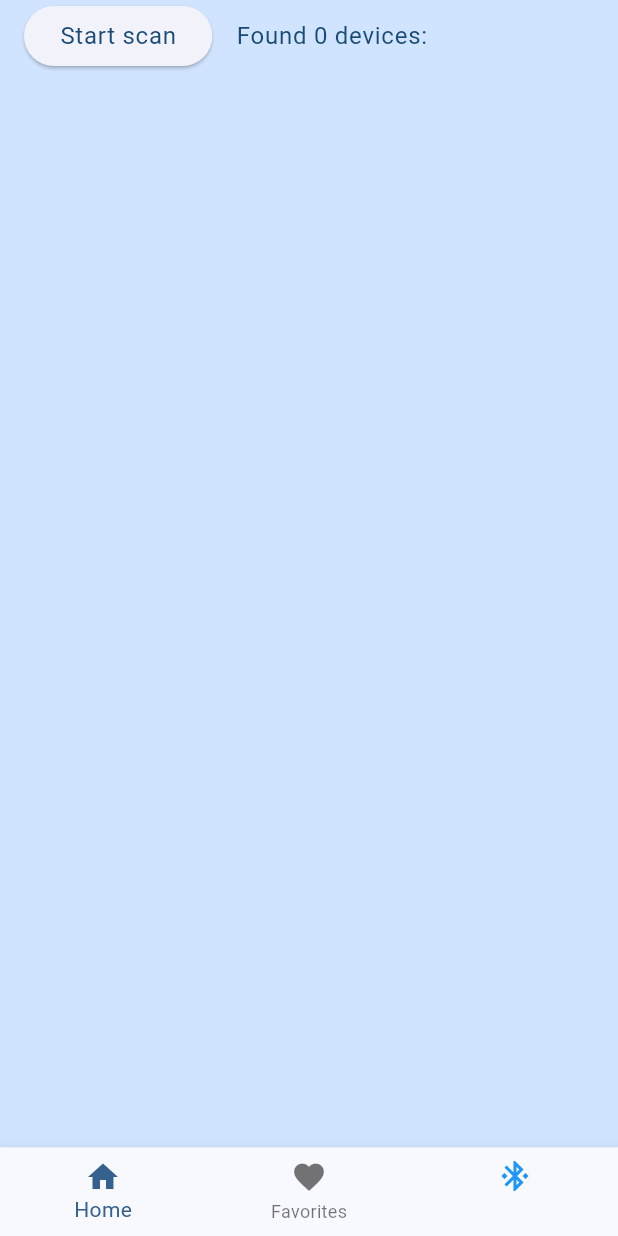
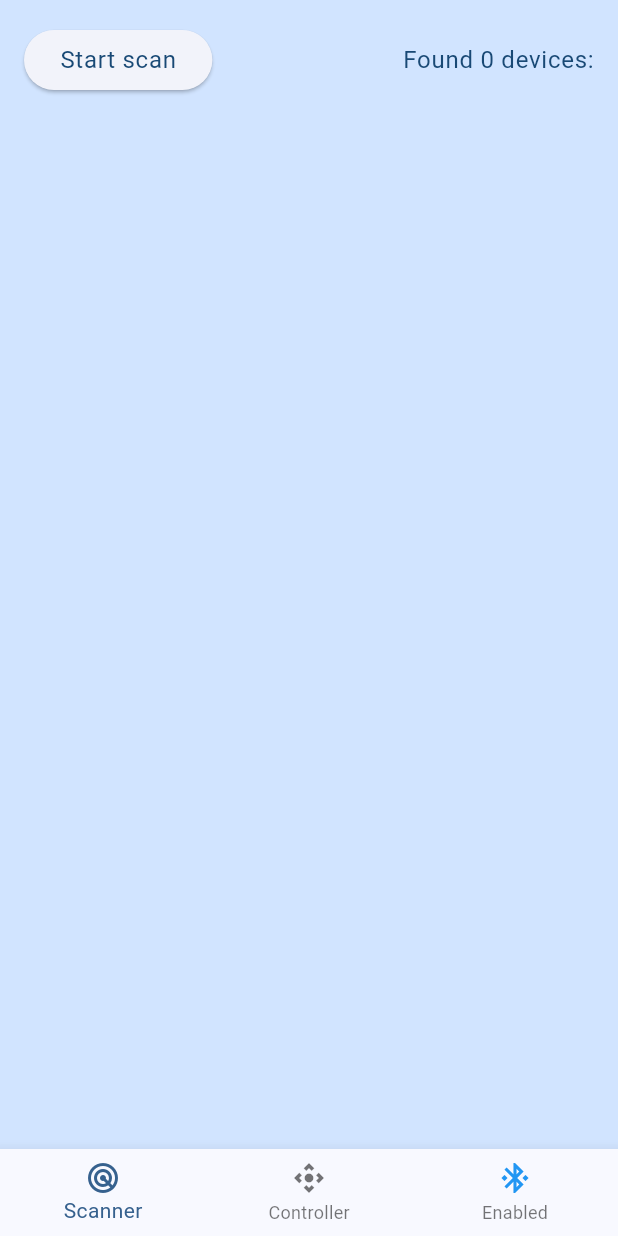
Before and after one commit to asdman384/ble-blle, a Flutter app: the screen it shows after launch, after a tap on "Start scan", on a phone screen of 412 x 824 dp. Run offline on Flutter 3.47's test engine with Material 3 defaults, Android fonts, the light colour scheme and no system bars; our stand-ins replace flutter_blue_plus, permission_handler.

Commit message:
Enhance Bluetooth device management with connection handling and UI updates

```diff
--- a/lib/main.dart
+++ b/lib/main.dart
@@ -91,9 +91,12 @@ class _AppContainerState extends State<AppContainer> {
 
     var navigationContainer = BottomNavigationBar(
       items: [
-        BottomNavigationBarItem(label: 'Home', icon: Icon(Icons.home)),
-        BottomNavigationBarItem(label: 'Favorites', icon: Icon(Icons.favorite)),
-        BottomNavigationBarItem(label: '', icon: btIcon)
+        BottomNavigationBarItem(label: 'Scanner', icon: Icon(Icons.radar)),
+        BottomNavigationBarItem(label: 'Controller', icon: Icon(Icons.control_camera)),
+        BottomNavigationBarItem(
+          label: _adapterState == BluetoothAdapterState.on ? 'Enabled' : 'Turn on',
+          icon: btIcon,
+        )
       ],
       currentIndex: selectedTabIndex,
       onTap: _onTabTapped,
--- a/lib/my_app_state.dart
+++ b/lib/my_app_state.dart
@@ -8,9 +8,10 @@ class MyAppState extends ChangeNotifier {
   late StreamSubscription<List<ScanResult>> _scanResultSubscription;
   late StreamSubscription<bool> _isScanningSubscription;
 
-  BluetoothDevice? current;
-  Set<BluetoothDevice> foundDevices = <BluetoothDevice>{};
+  Map<String, BluetoothDevice> connectedDevices = <String, BluetoothDevice>{};
+  Set<ScanResult> scanResults = <ScanResult>{};
   bool isScanning = false;
+  bool isConnecting = false;
 
   MyAppState() {
     print('MyAppState constructor');
@@ -19,7 +20,7 @@ class MyAppState extends ChangeNotifier {
         if (results.isNotEmpty) {
           ScanResult r = results.last; // the most recently found device
           if (r.advertisementData.connectable) {
-            foundDevices.add(r.device);
+            scanResults.add(r);
           }
           notifyListeners();
         }
@@ -45,8 +46,56 @@ class MyAppState extends ChangeNotifier {
     if (isScanning) {
       FlutterBluePlus.stopScan();
     } else {
-      foundDevices.clear();
+      scanResults.clear();
       FlutterBluePlus.startScan();
     }
   }
+
+  void connect(BluetoothDevice device) async {
+    if (connectedDevices.containsKey(device.remoteId.str)) {
+      print('device ${device.remoteId.str} is connected already');
+      return;
+    }
+
+    isConnecting = true;
+    notifyListeners();
+
+    var subscription = device.connectionState.listen((BluetoothConnectionState state) async {
+      print(state);
+
+      if (state == BluetoothConnectionState.connected) {
+        // 1. you must always re-discover services after connection
+        await device.discoverServices();
+        connectedDevices[device.remoteId.str] = device;
+        isConnecting = false;
+        notifyListeners();
+      }
+
+      if (state == BluetoothConnectionState.disconnected) {
+        connectedDevices.remove(device.remoteId.str);
+        notifyListeners();
+        // 1. typically, start a periodic timer that tries to
+        //    reconnect, or just call connect() again right now
+        // 2. you must always re-discover services after disconnection!
+        print("disconnected ${device.disconnectReason?.code} ${device.disconnectReason?.description}");
+      }
+    });
+
+    // cleanup: cancel subscription when disconnected
+    //   - [delayed] This option is only meant for `connectionState` subscriptions.
+    //     When `true`, we cancel after a small delay. This ensures the `connectionState`
+    //     listener receives the `disconnected` event.
+    //   - [next] if true, the the stream will be canceled only on the *next* disconnection,
+    //     not the current disconnection. This is useful if you setup your subscriptions
+    //     before you connect.
+    device.cancelWhenDisconnected(subscription, delayed: true, next: true);
+
+    // Connect to the device
+    await device.connect();
+  }
+
+  void disconnect(BluetoothDevice device) async {
+    // Disconnect from device
+    await device.disconnect();
+  }
 }
--- a/lib/pages/scanner_page.dart
+++ b/lib/pages/scanner_page.dart
@@ -1,5 +1,6 @@
 import 'package:ble_blle/widgest/device.dart';
 import 'package:flutter/material.dart';
+import 'package:flutter_blue_plus/flutter_blue_plus.dart';
 import 'package:provider/provider.dart';
 
 import 'package:ble_blle/my_app_state.dart';
@@ -14,50 +15,65 @@ class ScannerPage extends StatelessWidget {
 
   @override
   Widget build(BuildContext context) {
+    var theme = Theme.of(context);
+    var style = theme.textTheme.bodyLarge!.copyWith(color: theme.colorScheme.onPrimaryContainer);
     // if (await FlutterBluePlus.isSupported == false) {
     //     print("Bluetooth not supported by this device");
     //     return;
     // }
 
     if (!btOn) {
-      return Center(child: Text('Please turn on BT.'));
+      return Center(child: Text('Please turn on BT.', style: style));
     }
-    var theme = Theme.of(context);
-    var style = theme.textTheme.bodyLarge!.copyWith(color: theme.colorScheme.onPrimaryContainer);
+
     var appState = context.watch<MyAppState>();
-    var devices = appState.foundDevices;
+    var scanResults = appState.scanResults;
     var isScanning = appState.isScanning;
 
     return Column(
       children: [
-        Row(
-          children: [
-            Padding(
-              padding: const EdgeInsets.only(left: 16),
-              child: ElevatedButton(
+        Padding(
+          padding: const EdgeInsets.all(16),
+          child: Row(
+            mainAxisAlignment: MainAxisAlignment.spaceBetween,
+            children: [
+              ElevatedButton(
                 child: Text(isScanning ? 'Stop scan' : 'Start scan', style: style),
                 onPressed: () {
                   appState.toggleScan();
                 },
               ),
+              Text('Found ${appState.scanResults.length} devices:', style: style),
+            ],
+          ),
+        ),
+        Expanded(
+          child: SingleChildScrollView(
+            child: Padding(
+              padding: const EdgeInsets.symmetric(horizontal: 16),
+              child: Column(
+                children: scanResults
+                    .map((result) => Device(
+                          name: result.device.advName,
+                          mac: result.device.remoteId.str,
+                          rssi: result.rssi,
+                          onTap: () {
+                            _handleDeviceTap(appState, result);
+                          },
+                        ))
+                    .toList(),
+              ),
             ),
-            Padding(
-              padding: const EdgeInsets.only(left: 16),
-              child: Text('Found ${appState.foundDevices.length} devices:', style: style),
-            ),
-          ],
-        ),
-        SingleChildScrollView(
-          child: Column(
-            children: devices
-                .map((device) => Device(
-                      name: device.advName,
-                      mac: device.remoteId.str,
-                    ))
-                .toList(),
           ),
         ),
       ],
     );
   }
+
+  void _handleDeviceTap(MyAppState appState, ScanResult result) {
+    if (appState.isConnecting) {
+      return;
+    }
+    appState.connect(result.device);
+  }
 }
--- a/pubspec.yaml
+++ b/pubspec.yaml
@@ -15,6 +15,7 @@ dependencies:
   permission_handler: ^11.3.1
   provider: ^6.0.0
   flutter_blue_plus: ^1.34.5
+  flex_color_picker: ^3.7.0
 
 dev_dependencies:
   flutter_test:
```
Also changed, not shown: lib/pages/favorites_page.dart (+14 -2 lines), lib/widgest/device.dart (+40 -3 lines), pubspec.lock.
